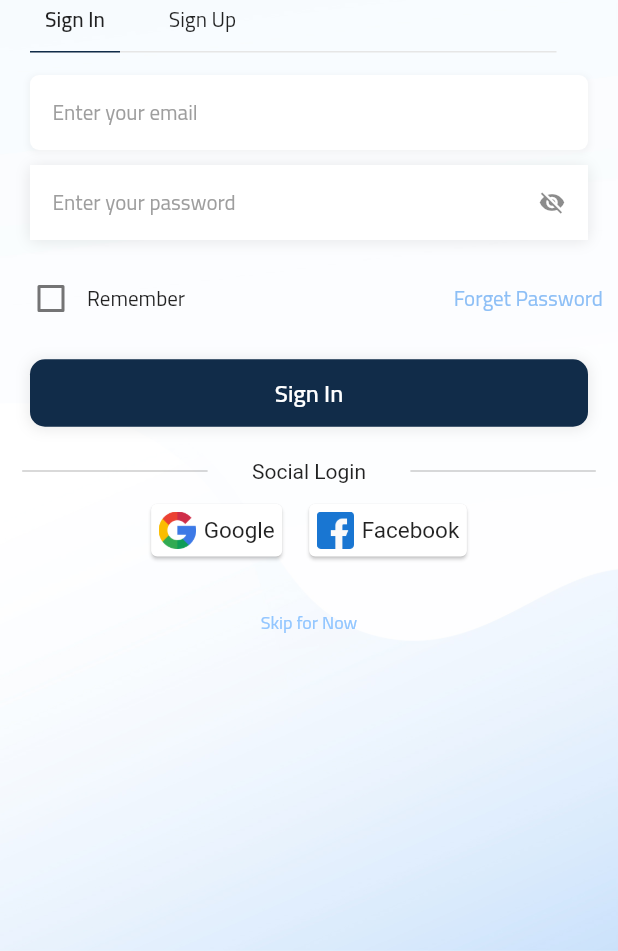
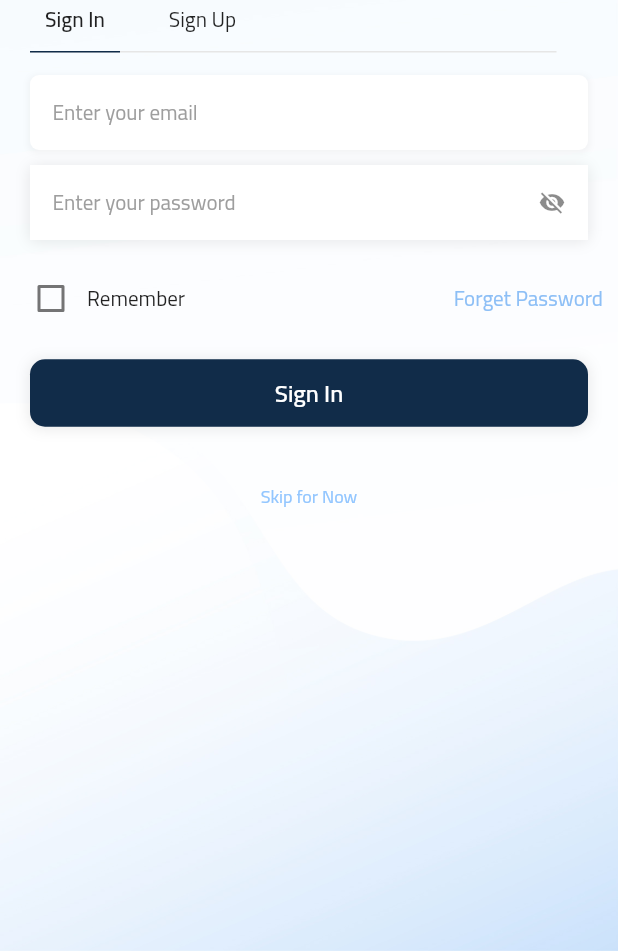
Before and after one commit to devmohamedgamal/newCairo, a Flutter app: the AuthScreen screen opened directly, on a phone screen of 412 x 824 dp, the part 285-1236 px from its top. Run offline on Flutter 3.47's test engine with Material 2 defaults, Android fonts, the phone set to English and light mode, and no system bars; our stand-ins replace badges, carousel_slider, connectivity_plus, dio, firebase_core, firebase_messaging and 14 more; missing offline and left inert: flutter_facebook_auth; accounts and stored records are empty; network calls fail; Roboto replaces fonts that are missing (TitilliumWeb).

Commit message:
[remove] social_login_widget.dart feature

```diff
--- a/lib/view/screen/auth/widget/sign_in_widget.dart
+++ b/lib/view/screen/auth/widget/sign_in_widget.dart
@@ -136,11 +136,11 @@ class _SignInWidgetState extends State<SignInWidget> {
                   buttonText: getTranslated('SIGN_IN', context)!),
           ),
 
-          WSpacer(25),
-
-          SocialLoginWidget(),
-
-          HSpacer(10),
+          // HSpacer(25),
+          //
+          // SocialLoginWidget(),
+          //
+          // HSpacer(10),
 
           Provider.of<AuthProvider>(context).isLoading
               ? SizedBox()
--- a/lib/view/screen/auth/widget/sign_up_widget.dart
+++ b/lib/view/screen/auth/widget/sign_up_widget.dart
@@ -160,7 +160,7 @@ class _SignUpWidgetState extends State<SignUpWidget> {
               buttonText: getTranslated('SIGN_UP', context)!),
         ),
 
-        SocialLoginWidget(),
+        // SocialLoginWidget(),
 
         // for skip for now
         Provider.of<AuthProvider>(context).isLoading
--- a/lib/view/screen/auth/widget/social_login_widget.dart
+++ b/lib/view/screen/auth/widget/social_login_widget.dart
@@ -1,225 +1,225 @@
-// ignore_for_file: unnecessary_null_comparison
-import 'dart:io';
-
-import 'package:lemirageelevators/data/model/response/social_login_model.dart';
-import 'package:lemirageelevators/localization/language_constrants.dart';
-import 'package:lemirageelevators/provider/auth_provider.dart';
-import 'package:lemirageelevators/provider/facebook_login_provider.dart';
-import 'package:lemirageelevators/provider/google_sign_in_provider.dart';
-import 'package:lemirageelevators/util/color_resources.dart';
-import 'package:lemirageelevators/util/images.dart';
-import 'package:flutter/material.dart';
-import 'package:lemirageelevators/util/responsive.dart';
-import 'package:lemirageelevators/view/baseWidget/spacer.dart';
-import 'package:provider/provider.dart';
-import 'package:sign_in_with_apple/sign_in_with_apple.dart';
-import '../../../baseWidget/show_custom_snakbar.dart';
-import '../../dashboard/dashboard_screen.dart';
-
-class SocialLoginWidget extends StatefulWidget {
-  @override
-  _SocialLoginWidgetState createState() => _SocialLoginWidgetState();
-}
-class _SocialLoginWidgetState extends State<SocialLoginWidget> {
-  SocialLoginModel socialLogin = SocialLoginModel();
-
-  @override
-  Widget build(BuildContext context) {
-    return Column(
-      children: [
-        Row(
-          mainAxisAlignment: MainAxisAlignment.spaceAround,
-          children: [
-            Container(
-              width: width(context)*0.3,
-              height: 1,
-              color: ColorResources.BLACK.withOpacity(0.2),
-            ),
-
-            Center(child: Text(getTranslated('social_login', context)!)),
-
-            Container(
-              width: width(context)*0.3,
-              height: 1,
-              color: ColorResources.BLACK.withOpacity(0.2),
-            ),
-          ],
-        ),
-
-        HSpacer(5),
-
-        Row(
-          mainAxisAlignment: MainAxisAlignment.center,
-          children: [
-            // google
-            Consumer<GoogleSignInProvider>(
-              builder: (context, googleSignIn, child) => InkWell(
-                onTap: () async{
-                  await googleSignIn.login(context);
-                  String id,email,fullName;
-                  if(googleSignIn.googleAccount != null)
-                  {
-                    id = googleSignIn.googleAccount!.id;
-                    email = googleSignIn.googleAccount!.email;
-                    fullName = googleSignIn.googleAccount!.displayName ?? "";
-
-                    Provider.of<AuthProvider>(context,
-                        listen: false).getToken();
-                    socialLogin.uuiId = id;
-                    socialLogin.email = email;
-                    socialLogin.tokenId = Provider.of<AuthProvider>(context,
-                        listen: false).token ?? "";
-                    socialLogin.fullName = fullName;
-                    socialLogin.clientName = fullName;
-                    socialLogin.mobile = "";
-                    socialLogin.address = "";
-                    await Provider.of<AuthProvider>(context,
-                        listen: false).socialLogin(socialLogin,1,route);
-                  }
-                },
-                child: Ink(
-                  color: Color(0xFF397AF3),
-                  child: Padding(
-                    padding: EdgeInsets.all(5),
-                    child: Card(
-                      child: Padding(
-                        padding: const EdgeInsets.all(5.0),
-                        child: Wrap(
-                          crossAxisAlignment: WrapCrossAlignment.center,
-                          children: [
-                            Container(
-                                decoration: BoxDecoration(
-                                    color: Colors.white ,
-                                    borderRadius: BorderRadius.all(Radius.circular(5))
-                                ),
-                                height: 25,width: 25,
-                                child: Image.asset(Images.google)), // <-- Use 'Image.asset(...)' here
-                            SizedBox(width: 5),
-                            Text('Google',style: TextStyle(fontSize: 15))
-                          ],
-                        ),
-                      ),
-                    ),
-                  ),
-                ),
-              )
-            ),
-
-            // apple
-            Platform.isIOS
-                ? InkWell(
-              onTap: () async{
-                final credential = await SignInWithApple.getAppleIDCredential(
-                  scopes: [
-                    AppleIDAuthorizationScopes.email,
-                    AppleIDAuthorizationScopes.fullName,
-                  ],
-                );
-
-                print(credential);
-
-                String id,email,fullName;
-                if(credential != null){
-                  id = credential.userIdentifier ?? "";
-                  email = credential.email ?? "";
-                  fullName = credential.givenName ?? "";
-
-                  Provider.of<AuthProvider>(context,listen: false).getToken();
-                  socialLogin.uuiId = id;
-                  socialLogin.email = email;
-                  socialLogin.tokenId = Provider.of<AuthProvider>(context,
-                      listen: false).token ?? "";
-                  socialLogin.fullName = fullName;
-                  socialLogin.clientName = fullName;
-                  socialLogin.mobile = "";
-                  socialLogin.address = "";
-                  await Provider.of<AuthProvider>(context,
-                      listen: false).socialLogin(socialLogin,2,route);
-                }
-              },
-              child: Ink(
-                color: Color(0xFF397AF3),
-                child: Padding(
-                  padding: EdgeInsets.all(5),
-                  child: Card(
-                    child: Padding(
-                      padding: const EdgeInsets.all(5.0),
-                      child: Wrap(
-                        crossAxisAlignment: WrapCrossAlignment.center,
-                        children: [
-                          Container(height: 25,width: 25,
-                              child: Image.asset(Images.apple)), // <-- Use 'Image.asset(...)' here
-                          SizedBox(width: 5),
-                          Text('Apple',style: TextStyle(fontSize: 15)),
-                        ],
-                      ),
-                    ),
-                  ),
-                ),
-              ),
-            )
-                : Container(),
-
-            // facebook
-            InkWell(
-              onTap: () async{
-                await Provider.of<FacebookLoginProvider>(context,listen: false).login();
-                String id,email,fullName;
-                if(Provider.of<FacebookLoginProvider>(context,listen: false).userData != null){
-                  id = Provider.of<FacebookLoginProvider>(context,
-                      listen: false).result!.accessToken!.userId;
-                  email = Provider.of<FacebookLoginProvider>(context,
-                      listen: false).userData!['email']??'';
-                  fullName = Provider.of<FacebookLoginProvider>(context,
-                      listen: false).userData!['name'];
-
-                  Provider.of<AuthProvider>(context,listen: false).getToken();
-                  socialLogin.uuiId = id;
-                  socialLogin.email = email;
-                  socialLogin.tokenId = Provider.of<AuthProvider>(context,
-                      listen: false).token ?? "";
-                  socialLogin.fullName = fullName;
-                  socialLogin.clientName = fullName;
-                  socialLogin.mobile = "";
-                  socialLogin.address = "";
-                  await Provider.of<AuthProvider>(context,
-                      listen: false).socialLogin(socialLogin,3,route);
-                }
-              },
-              child: Ink(
-                color: Color(0xFF397AF3),
-                child: Padding(
-                  padding: EdgeInsets.all(5),
-                  child: Card(
-                    child: Padding(
-                      padding: const EdgeInsets.all(5.0),
-                      child: Wrap(
-                        crossAxisAlignment: WrapCrossAlignment.center,
-                        children: [
-                          Container(height: 25,width: 25,
-                              child: Image.asset(Images.facebook)), // <-- Use 'Image.asset(...)' here
-                          SizedBox(width: 5),
-                          Text('Facebook',style: TextStyle(fontSize: 15)),
-                        ],
-                      ),
-                    ),
-                  ),
-                ),
-              ),
-            ),
-          ],
-        ),
-      ],
-    );
-  }
-
-  route(bool isRoute,String message) async {
-    if (isRoute) {
-      Navigator.pushAndRemoveUntil(context,
-          MaterialPageRoute(builder: (_) => DashBoardScreen()), (route) => false);
-    }
-    else {
-      showCustomSnackBar(message,context);
-    }
-  }
-}
+// // ignore_for_file: unnecessary_null_comparison
+// import 'dart:io';
+//
+// import 'package:lemirageelevators/data/model/response/social_login_model.dart';
+// import 'package:lemirageelevators/localization/language_constrants.dart';
+// import 'package:lemirageelevators/provider/auth_provider.dart';
+// import 'package:lemirageelevators/provider/facebook_login_provider.dart';
+// import 'package:lemirageelevators/provider/google_sign_in_provider.dart';
+// import 'package:lemirageelevators/util/color_resources.dart';
+// import 'package:lemirageelevators/util/images.dart';
+// import 'package:flutter/material.dart';
+// import 'package:lemirageelevators/util/responsive.dart';
+// import 'package:lemirageelevators/view/baseWidget/spacer.dart';
+// import 'package:provider/provider.dart';
+// import 'package:sign_in_with_apple/sign_in_with_apple.dart';
+// import '../../../baseWidget/show_custom_snakbar.dart';
+// import '../../dashboard/dashboard_screen.dart';
+//
+// class SocialLoginWidget extends StatefulWidget {
+//   @override
+//   _SocialLoginWidgetState createState() => _SocialLoginWidgetState();
+// }
+// class _SocialLoginWidgetState extends State<SocialLoginWidget> {
+//   SocialLoginModel socialLogin = SocialLoginModel();
+//
+//   @override
+//   Widget build(BuildContext context) {
+//     return Column(
+//       children: [
+//         Row(
+//           mainAxisAlignment: MainAxisAlignment.spaceAround,
+//           children: [
+//             Container(
+//               width: width(context)*0.3,
+//               height: 1,
+//               color: ColorResources.BLACK.withOpacity(0.2),
+//             ),
+//
+//             Center(child: Text(getTranslated('social_login', context)!)),
+//
+//             Container(
+//               width: width(context)*0.3,
+//               height: 1,
+//               color: ColorResources.BLACK.withOpacity(0.2),
+//             ),
+//           ],
+//         ),
+//
+//         HSpacer(5),
+//
+//         Row(
+//           mainAxisAlignment: MainAxisAlignment.center,
+//           children: [
+//             // google
+//             Consumer<GoogleSignInProvider>(
+//               builder: (context, googleSignIn, child) => InkWell(
+//                 onTap: () async{
+//                   await googleSignIn.login(context);
+//                   String id,email,fullName;
+//                   if(googleSignIn.googleAccount != null)
+//                   {
+//                     id = googleSignIn.googleAccount!.id;
+//                     email = googleSignIn.googleAccount!.email;
+//                     fullName = googleSignIn.googleAccount!.displayName ?? "";
+//
+//                     Provider.of<AuthProvider>(context,
+//                         listen: false).getToken();
+//                     socialLogin.uuiId = id;
+//                     socialLogin.email = email;
+//                     socialLogin.tokenId = Provider.of<AuthProvider>(context,
+//                         listen: false).token ?? "";
+//                     socialLogin.fullName = fullName;
+//                     socialLogin.clientName = fullName;
+//                     socialLogin.mobile = "";
+//                     socialLogin.address = "";
+//                     await Provider.of<AuthProvider>(context,
+//                         listen: false).socialLogin(socialLogin,1,route);
+//                   }
+//                 },
+//                 child: Ink(
+//                   color: Color(0xFF397AF3),
+//                   child: Padding(
+//                     padding: EdgeInsets.all(5),
+//                     child: Card(
+//                       child: Padding(
+//                         padding: const EdgeInsets.all(5.0),
+//                         child: Wrap(
+//                           crossAxisAlignment: WrapCrossAlignment.center,
+//                           children: [
+//                             Container(
+//                                 decoration: BoxDecoration(
+//                                     color: Colors.white ,
+//                                     borderRadius: BorderRadius.all(Radius.circular(5))
+//                                 ),
+//                                 height: 25,width: 25,
+//                                 child: Image.asset(Images.google)), // <-- Use 'Image.asset(...)' here
+//                             SizedBox(width: 5),
+//                             Text('Google',style: TextStyle(fontSize: 15))
+//                           ],
+//                         ),
+//                       ),
+//                     ),
+//                   ),
+//                 ),
+//               )
+//             ),
+//
+//             // apple
+//             Platform.isIOS
+//                 ? InkWell(
+//               onTap: () async{
+//                 final credential = await SignInWithApple.getAppleIDCredential(
+//                   scopes: [
+//                     AppleIDAuthorizationScopes.email,
+//                     AppleIDAuthorizationScopes.fullName,
+//                   ],
+//                 );
+//
+//                 print(credential);
+//
+//                 String id,email,fullName;
+//                 if(credential != null){
+//                   id = credential.userIdentifier ?? "";
+//                   email = credential.email ?? "";
+//                   fullName = credential.givenName ?? "";
+//
+//                   Provider.of<AuthProvider>(context,listen: false).getToken();
+//                   socialLogin.uuiId = id;
+//                   socialLogin.email = email;
+//                   socialLogin.tokenId = Provider.of<AuthProvider>(context,
+//                       listen: false).token ?? "";
+//                   socialLogin.fullName = fullName;
+//                   socialLogin.clientName = fullName;
+//                   socialLogin.mobile = "";
+//                   socialLogin.address = "";
+//                   await Provider.of<AuthProvider>(context,
+//                       listen: false).socialLogin(socialLogin,2,route);
+//                 }
+//               },
+//               child: Ink(
+//                 color: Color(0xFF397AF3),
+//                 child: Padding(
+//                   padding: EdgeInsets.all(5),
+//                   child: Card(
+//                     child: Padding(
+//                       padding: const EdgeInsets.all(5.0),
+//                       child: Wrap(
+//                         crossAxisAlignment: WrapCrossAlignment.center,
+//                         children: [
+//                           Container(height: 25,width: 25,
+//                               child: Image.asset(Images.apple)), // <-- Use 'Image.asset(...)' here
+//                           SizedBox(width: 5),
+//                           Text('Apple',style: TextStyle(fontSize: 15)),
+//                         ],
+//                       ),
+//                     ),
+//                   ),
+//                 ),
+//               ),
+//             )
+//                 : Container(),
+//
+//             // facebook
+//             InkWell(
+//               onTap: () async{
+//                 await Provider.of<FacebookLoginProvider>(context,listen: false).login();
+//                 String id,email,fullName;
+//                 if(Provider.of<FacebookLoginProvider>(context,listen: false).userData != null){
+//                   id = Provider.of<FacebookLoginProvider>(context,
+//                       listen: false).result!.accessToken!.userId;
+//                   email = Provider.of<FacebookLoginProvider>(context,
+//                       listen: false).userData!['email']??'';
+//                   fullName = Provider.of<FacebookLoginProvider>(context,
+//                       listen: false).userData!['name'];
+//
+//                   Provider.of<AuthProvider>(context,listen: false).getToken();
+//                   socialLogin.uuiId = id;
+//                   socialLogin.email = email;
+//                   socialLogin.tokenId = Provider.of<AuthProvider>(context,
+//                       listen: false).token ?? "";
+//                   socialLogin.fullName = fullName;
+//                   socialLogin.clientName = fullName;
+//                   socialLogin.mobile = "";
+//                   socialLogin.address = "";
+//                   await Provider.of<AuthProvider>(context,
+//                       listen: false).socialLogin(socialLogin,3,route);
+//                 }
+//               },
+//               child: Ink(
+//                 color: Color(0xFF397AF3),
+//                 child: Padding(
+//                   padding: EdgeInsets.all(5),
+//                   child: Card(
+//                     child: Padding(
+//                       padding: const EdgeInsets.all(5.0),
+//                       child: Wrap(
+//                         crossAxisAlignment: WrapCrossAlignment.center,
+//                         children: [
+//                           Container(height: 25,width: 25,
+//                               child: Image.asset(Images.facebook)), // <-- Use 'Image.asset(...)' here
+//                           SizedBox(width: 5),
+//                           Text('Facebook',style: TextStyle(fontSize: 15)),
+//                         ],
+//                       ),
+//                     ),
+//                   ),
+//                 ),
+//               ),
+//             ),
+//           ],
+//         ),
+//       ],
+//     );
+//   }
+//
+//   route(bool isRoute,String message) async {
+//     if (isRoute) {
+//       Navigator.pushAndRemoveUntil(context,
+//           MaterialPageRoute(builder: (_) => DashBoardScreen()), (route) => false);
+//     }
+//     else {
+//       showCustomSnackBar(message,context);
+//     }
+//   }
+// }
```
